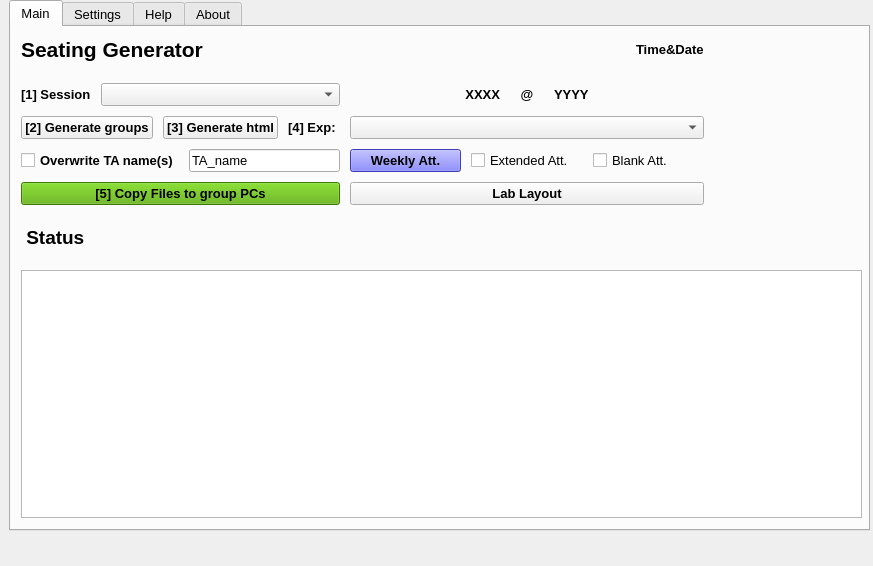
First picture: the form in assets/YorkULabSeating_new.ui, repository tdgskinner/yorku-phys-lab-seating, before the edit.
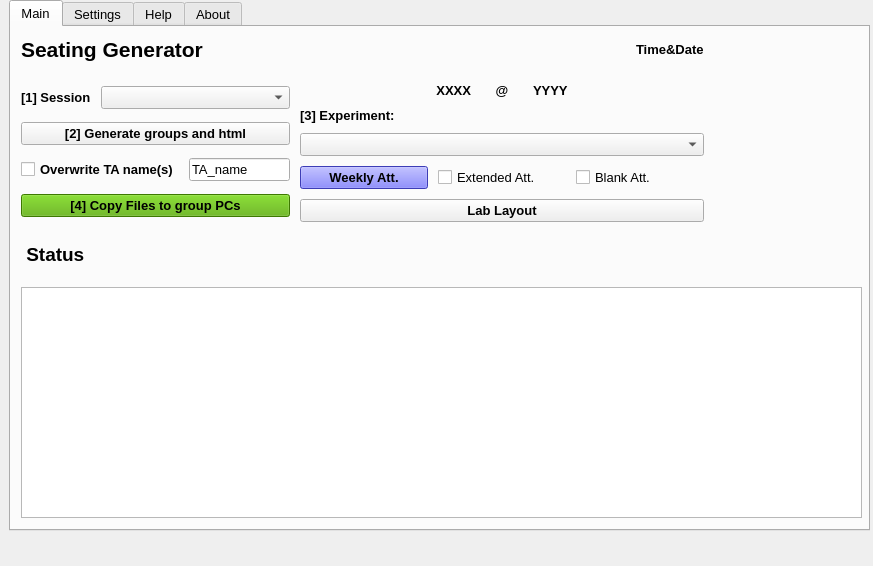
Second picture: the form after the edit. The open tabs and pages were chosen to show the change.

Commit message:
Combined generate groups/html into one button
Combined the generate groups and generate html buttons into one button on the UI by calling a function that runs both in sequence. If groups are not successfully created, the html will not be created

```diff
--- a/assets/YorkULabSeating_new.ui
+++ b/assets/YorkULabSeating_new.ui
@@ -180,48 +180,7 @@
                     </font>
                    </property>
                    <property name="text">
-                    <string>[2] Generate groups</string>
-                   </property>
-                  </widget>
-                 </item>
-                 <item>
-                  <widget class="QPushButton" name="pushButton_htmlgen">
-                   <property name="sizePolicy">
-                    <sizepolicy hsizetype="Preferred" vsizetype="Fixed">
-                     <horstretch>0</horstretch>
-                     <verstretch>0</verstretch>
-                    </sizepolicy>
-                   </property>
-                   <property name="font">
-                    <font>
-                     <family>Arial</family>
-                     <pointsize>10</pointsize>
-                     <weight>75</weight>
-                     <bold>true</bold>
-                    </font>
-                   </property>
-                   <property name="text">
-                    <string>[3] Generate html</string>
-                   </property>
-                  </widget>
-                 </item>
-                 <item>
-                  <widget class="QLabel" name="label_6">
-                   <property name="sizePolicy">
-                    <sizepolicy hsizetype="Fixed" vsizetype="Preferred">
-                     <horstretch>0</horstretch>
-                     <verstretch>0</verstretch>
-                    </sizepolicy>
-                   </property>
-                   <property name="font">
-                    <font>
-                     <pointsize>10</pointsize>
-                     <weight>75</weight>
-                     <bold>true</bold>
-                    </font>
-                   </property>
-                   <property name="text">
-                    <string>[4] Exp: </string>
+                    <string>[2] Generate groups and html</string>
                    </property>
                   </widget>
                  </item>
@@ -277,7 +236,7 @@
                   <string notr="true">background-color: rgb(85, 170, 0);</string>
                  </property>
                  <property name="text">
-                  <string>[5] Copy Files to group PCs</string>
+                  <string>[4] Copy Files to group PCs</string>
                  </property>
                 </widget>
                </item>
@@ -340,6 +299,26 @@
                  </item>
                 </layout>
                </item>
+               <item>
+                <widget class="QLabel" name="label_6">
+                 <property name="sizePolicy">
+                  <sizepolicy hsizetype="Fixed" vsizetype="Preferred">
+                   <horstretch>0</horstretch>
+                   <verstretch>0</verstretch>
+                  </sizepolicy>
+                 </property>
+                 <property name="font">
+                  <font>
+                   <pointsize>10</pointsize>
+                   <weight>75</weight>
+                   <bold>true</bold>
+                  </font>
+                 </property>
+                 <property name="text">
+                  <string>[3] Experiment: </string>
+                 </property>
+                </widget>
+               </item>
                <item>
                 <widget class="QComboBox" name="comboBox_exp_id">
                  <property name="font">
```
Left out of the diff: 4 changed lines with no effect on the pictures. The commit also changes 1 other file.
